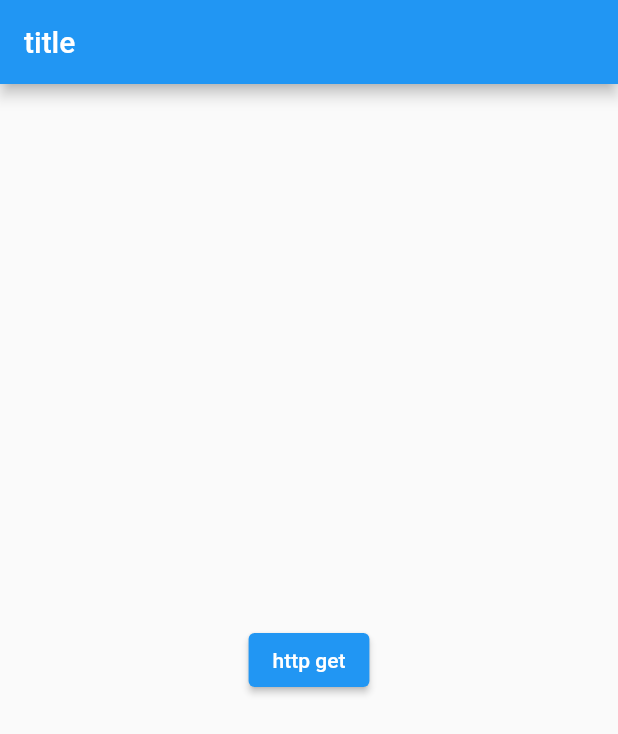
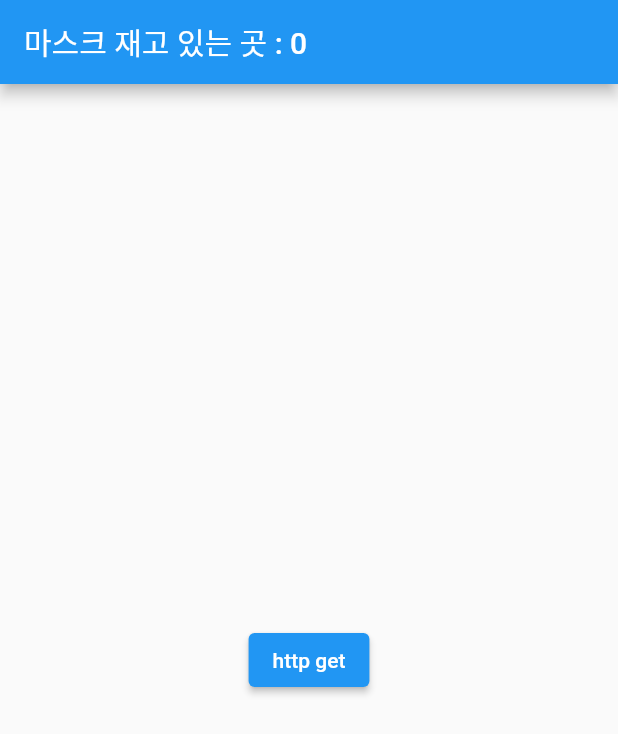
Before and after one commit to oilpal/flutter_mask, a Flutter app: the screen it shows after launch, after a tap on "http get", on a phone screen of 412 x 824 dp. Shown: the top 734 px of the screen. Run offline on Flutter 3.47's test engine with Material 2 defaults, Android fonts, the phone set to English and light mode, and no system bars; network calls fail.

Commit message:
stores.length

```diff
--- a/lib/main.dart
+++ b/lib/main.dart
@@ -1,6 +1,7 @@
 import 'dart:convert';
 
 import 'package:flutter/material.dart';
+import 'package:flutter_mask/model/store.dart';
 import 'package:http/http.dart' as http;
 
 void main() {
@@ -38,6 +39,7 @@ class MyHomePage extends StatefulWidget {
 }
 
 class _MyHomePageState extends State<MyHomePage> {
+  final List<Store> stores = List.generate(0, (index) => Store());
 
   Future fetch() async {
     // var url = Uri.parse('https://example.com/whatsit/create');
@@ -53,18 +55,29 @@ class _MyHomePageState extends State<MyHomePage> {
     print('Response status: ${response.statusCode}');
     // print('Response data: ${response.body}');
     // print('Response data: ${utf8.decode(response.bodyBytes)}');
-    print('Response data: ${jsonDecode(utf8.decode(response.bodyBytes))}');
+    // print('Response data: ${jsonDecode(utf8.decode(response.bodyBytes))}');
+
+    final jsonResult = jsonDecode(utf8.decode(response.bodyBytes));
+    // print(jsonResult['stores']);
+
+    final jsonStores = jsonResult['stores'];
+
+    stores.clear();
+    jsonStores.forEach((e) {
+      stores.add(Store.fromJson(e));
+    });
 
   }
 
   @override
   Widget build(BuildContext context) {
     return Scaffold(
-      appBar: AppBar(title: Text('title'),),
+      appBar: AppBar(title: Text('마스크 재고 있는 곳 : 0'),),
       body: Center(
         child: ElevatedButton(
-          onPressed: () {
-            fetch();
+          onPressed: () async {
+            await fetch();
+            print(stores.length);
           },
           child: const Text('http get'),
         ),
```
